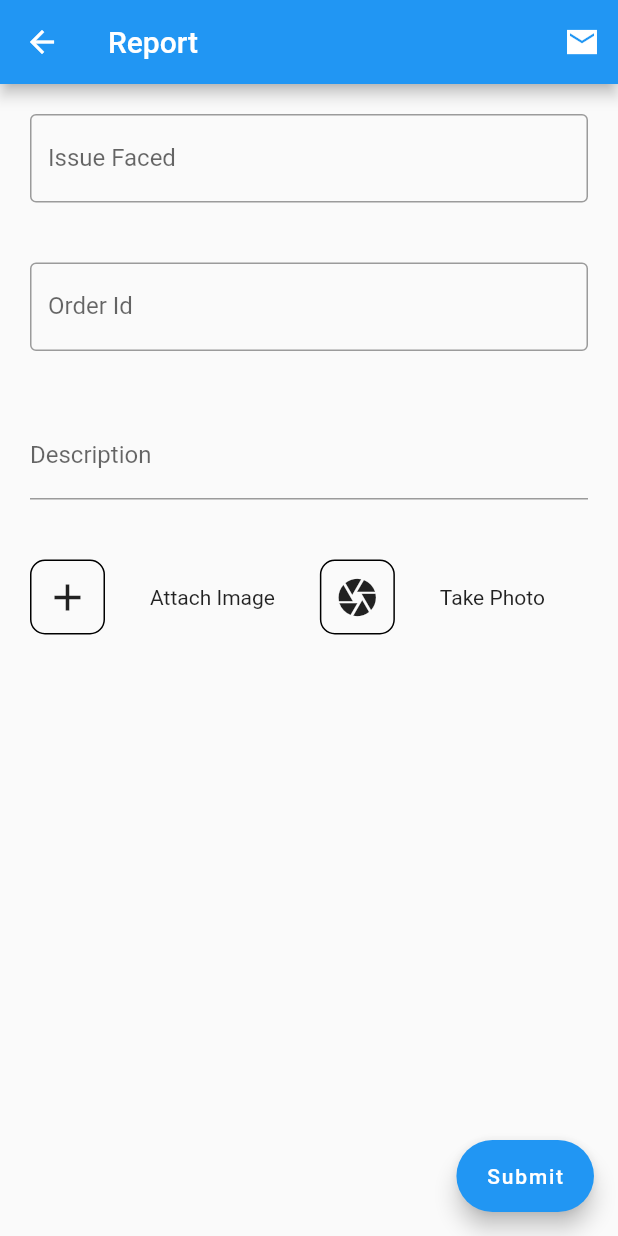
After one commit to rajarathinam-MurugesaPandiyan/Product, a Flutter app: the screen it shows after launch, after a tap on the "report" icon, on a phone screen of 412 x 824 dp. The commit adds this screen. Run offline on Flutter 3.47's test engine with Material 2 defaults, Android fonts, the phone set to English and light mode, and no system bars; our stand-ins replace bloc, equatable, file_picker, flutter_bloc, image_picker; network calls fail.

Commit message:
Added The Report and the Report Screen

```diff
--- /dev/null
+++ b/lib/Model/reportListModel.dart
@@ -0,0 +1,45 @@
+// To parse this JSON data, do
+//
+//     final reportList = reportListFromJson(jsonString);
+
+import 'dart:convert';
+
+List<ReportList> reportListFromJson(String str) => List<ReportList>.from(json.decode(str).map((x) => ReportList.fromJson(x)));
+
+String reportListToJson(List<ReportList> data) => json.encode(List<dynamic>.from(data.map((x) => x.toJson())));
+
+class ReportList {
+  ReportList({
+    this.image,
+    this.description,
+    this.issueName,
+    this.orderId,
+    this.isOpen,
+    this.id,
+  });
+
+  String? image;
+  String? description;
+  String? issueName;
+  String? orderId;
+  bool? isOpen;
+  int? id;
+
+  factory ReportList.fromJson(Map<String, dynamic> json) => ReportList(
+    image: json["image"],
+    description: json["description"],
+    issueName: json["issueName"],
+    orderId: json["orderId"],
+    isOpen: json["isOpen"],
+    id: json["id"],
+  );
+
+  Map<String, dynamic> toJson() => {
+    "image": image,
+    "description": description,
+    "issueName": issueName,
+    "orderId": orderId,
+    "isOpen": isOpen,
+    "id": id,
+  };
+}
--- /dev/null
+++ b/lib/Model/reportModel.dart
@@ -0,0 +1,24 @@
+import 'dart:convert';
+import 'dart:io';
+
+import 'package:equatable/equatable.dart';
+
+class Report extends Equatable {
+  final String? image;
+  final String? issueName;
+  final String? orderId;
+  final String? description;
+
+  Report({
+    this.image,
+    this.description,
+    this.issueName,
+    this.orderId
+  });
+
+
+  @override
+  // TODO: implement props
+  List<Object?> get props => [image];
+
+}
--- a/lib/Screen/Cart/CartScreen.dart
+++ b/lib/Screen/Cart/CartScreen.dart
@@ -92,7 +92,7 @@ class _CartScreen  extends State<CartScreen>{
                                    Column(
                                             mainAxisAlignment: MainAxisAlignment.center,
                                             children:[
-                                              Text((state.productList![index].price!*state.productList![index].itemCount!).round().toString()),
+                                              Text((state.productList![index].price!*state.productList![index].itemCount!).toString()),
                                               Row(
                                                 mainAxisAlignment: MainAxisAlignment.spaceAround,
                                                 children: [
--- a/lib/Screen/Product/productScreen.dart
+++ b/lib/Screen/Product/productScreen.dart
@@ -11,6 +11,7 @@ import 'package:product/Screen/ProductDetail/productDetailsEvent.dart';
 import 'package:product/Screen/ProductDetail/productDetails_bloc.dart';
 import 'package:product/Screen/Product/productEvent.dart';
 import 'package:product/Screen/Product/product_bloc.dart';
+import 'package:product/Screen/Report/reportScreen.dart';
 import 'package:product/widgets/cardWidget.dart';
 import 'package:product/widgets/searchWidget.dart';
 import '../Cart/CartState.dart';
@@ -126,13 +127,18 @@ class _ProductScreen extends State<ProductScreen> {
                         child: Text('Descending'),
                       ),
                     ]),
+            IconButton(
+                onPressed: (){
+                  Navigator.push(context, MaterialPageRoute(builder: (context)=> ReportScreen()));
+                },
+                icon: const Icon(Icons.report)
+            ),
             Stack(
               children: [
                 IconButton(
                     onPressed: () {
                       Navigator.push(context, MaterialPageRoute(
-                              builder: (context) =>  const CartScreen()
-                            ));
+                              builder: (context) =>  const CartScreen()));
                      },
                     icon: const Icon(Icons.shopping_cart)),
                 Positioned(
@@ -211,7 +217,7 @@ class _ProductScreen extends State<ProductScreen> {
                   gridDelegate:
                   const SliverGridDelegateWithMaxCrossAxisExtent(
                     maxCrossAxisExtent: 200,
-                    childAspectRatio: 0.65,
+                    childAspectRatio: 0.6,
                     crossAxisSpacing: 20,
                     mainAxisSpacing: 10,
                   ),
--- a/lib/Screen/ProductDetail/productDetailsScreen.dart
+++ b/lib/Screen/ProductDetail/productDetailsScreen.dart
@@ -12,7 +12,6 @@ import '../Product/product_bloc.dart';
 
 
 class ProductDetailsScreen extends StatefulWidget{
-
 
 
   const ProductDetailsScreen({Key? key}) : super(key: key);
--- /dev/null
+++ b/lib/Screen/Report/reportBloc.dart
@@ -0,0 +1,25 @@
+import 'dart:io';
+
+import 'package:file_picker/file_picker.dart';
+import 'package:flutter_bloc/flutter_bloc.dart';
+import 'package:product/Screen/Report/reportEvent.dart';
+import 'package:product/Screen/Report/reportState.dart';
+import '../../Model/reportModel.dart';
+import '../../repository/ApiRepository.dart';
+
+class ReportBloc extends Bloc<ReportEvent , ReportState>{
+
+  final ApiRepository _apiCaller = ApiRepository();
+  ReportBloc(super.initialState){
+    on<ReportEvent>((event ,emit) async {
+      if(event is ReportSubmitEvent){
+        _apiCaller.updateReport(Report(
+          image: event.image,
+          description: event.description,
+          issueName: event.issueTitle,
+          orderId: event.orderId
+        ));
+      }
+    });
+  }
+}
--- /dev/null
+++ b/lib/Screen/Report/reportEvent.dart
@@ -0,0 +1,17 @@
+import 'dart:io';
+
+abstract class ReportEvent {
+
+}
+
+class ReportSubmitEvent extends ReportEvent{
+  final String? image;
+  final String? description;
+  final String? issueTitle;
+  final String? orderId;
+
+  ReportSubmitEvent( {
+    this.image, this.description, this.issueTitle , this.orderId
+   });
+
+}
--- /dev/null
+++ b/lib/Screen/Report/reportScreen.dart
@@ -0,0 +1,228 @@
+import 'dart:convert';
+import 'dart:io';
+import 'package:file_picker/file_picker.dart';
+import 'package:flutter/material.dart';
+import 'package:flutter_bloc/flutter_bloc.dart';
+import 'package:image_picker/image_picker.dart';
+import 'package:product/Screen/Report/reportBloc.dart';
+import 'package:product/Screen/Report/reportEvent.dart';
+import 'package:product/Screen/Report/reportState.dart';
+import 'package:product/Screen/ReportList/reportListScreen.dart';
+
+
+class ReportScreen extends StatefulWidget{
+  const ReportScreen({Key? key}) : super(key: key);
+
+
+  @override
+  State<ReportScreen> createState() => _ReportScreen();
+}
+
+class _ReportScreen extends State<ReportScreen> {
+
+  File path = File("");
+  bool condition = false;
+  bool deleteCondition = false;
+  TextEditingController issueController = TextEditingController();
+  TextEditingController orderId = TextEditingController();
+  TextEditingController description = TextEditingController();
+
+  Future<void> _getImage() async {
+    FilePickerResult? result = await FilePicker.platform.pickFiles(type: FileType.image,);
+    if (result != null) {
+      setState((){
+        path = File(result.files.single.path!);
+        deleteCondition = !deleteCondition;
+      });
+    } else {
+      // User canceled the picker
+    }
+   // BlocProvider.of<ReportBloc>(context).add(ReportImageAdd());
+  }
+
+  Future<void> _getPhotoFromCamera() async {
+    final ImagePicker  imageCapturer = ImagePicker();
+
+    final XFile? cameraImage = await imageCapturer.pickImage(source: ImageSource.camera);
+    setState((){
+      path = File(cameraImage!.path);
+    });
+    print(cameraImage?.path);
+  }
+
+  @override
+  Widget build(BuildContext context) {
+     return  Scaffold(
+       appBar: AppBar(
+         title: const Text("Report"),
+         actions: [
+           IconButton(
+               onPressed: (){
+                 Navigator.push(context, MaterialPageRoute(builder: (context)=> const ReportListScreen()));
+               },
+               icon: const Icon(Icons.mail_sharp)
+           )
+         ],
+       ),
+       body:
+           SingleChildScrollView(
+             scrollDirection: Axis.vertical,
+             physics: const ScrollPhysics(),
+             child: Column(
+               mainAxisAlignment: MainAxisAlignment.start,
+               crossAxisAlignment: CrossAxisAlignment.start,
+               children: [
+                 Padding(
+                     padding: const EdgeInsets.all(20),
+                   child: TextFormField(
+                     controller: issueController,
+                     decoration: const InputDecoration(
+                       border: OutlineInputBorder(),
+                         label: Text("Issue Faced")
+                     ),
+                   ),
+                 ),
+                 Padding(
+                   padding: const EdgeInsets.all(20),
+                   child: Container(
+                    child: TextFormField(
+                      controller: orderId,
+                      decoration: const InputDecoration(
+                          border: OutlineInputBorder(),
+                          label: Text("Order Id")
+                      ),
+                    ),
+                   ),
+                 ),
+                 Padding(
+                   padding: const EdgeInsets.all(20),
+                   child: TextFormField(
+                     controller: description,
+                     decoration: const InputDecoration(
+                         label: Text("Description")
+                     ),
+                   ),
+                 ),
+                 Row(
+                   children: [
+                     Padding(
+                       padding: const EdgeInsets.all(20),
+                       child: Container(
+                         width: 50,
+                         height: 50,
+                         decoration: BoxDecoration(
+                           borderRadius: BorderRadius.circular(10),
+                           border:  Border.all(
+                               width: 1,
+                               color: Colors.black,
+                               style: BorderStyle.solid
+                           ),
+                         ),
+                         child: Center(
+                           child: IconButton(
+                             onPressed: (){
+                                 if(deleteCondition == true){
+                                    setState((){
+                                      path = File("");
+                                      deleteCondition = !deleteCondition;
+                                    });
+                                 }else{
+                                   _getImage();
+                                 }
+
+                             },
+                             icon:  Icon( (deleteCondition) ? Icons.delete_forever_rounded : Icons.add),
+                             iconSize: 30,
+                           ),
+                         ),
+                       ),
+                     ),
+                     Padding(
+                       padding: EdgeInsets.all(10),
+                       child: (deleteCondition) ?  const Text("Delete Image") :  const Text("Attach Image") ,
+                     ),
+                     Padding(
+                       padding: const EdgeInsets.all(20),
+                       child: Container(
+                         width: 50,
+                         height: 50,
+                         decoration: BoxDecoration(
+                           borderRadius: BorderRadius.circular(10),
+                           border:  Border.all(
+                               width: 1,
+                               color: Colors.black,
+                               style: BorderStyle.solid
+                           ),
+                         ),
+                         child: Center(
+                           child: IconButton(
+                             onPressed: (){
+
+                               _getPhotoFromCamera();
+                             },
+                             icon:  Icon( Icons.camera ),
+                             iconSize: 30,
+                           ),
+                         ),
+                       ),
+                     ),
+                     const Padding(
+                       padding: EdgeInsets.all(10),
+                       child:  Text("Take Photo") ,
+                     ),
+                   ],
+                 ),
+                 Padding(
+                   padding: const EdgeInsets.all(20) ,
+                   child:  BlocBuilder<ReportBloc , ReportState>(
+
+                       builder: (context , state){
+                         return SizedBox(
+                           width: MediaQuery.of(context).size.width/1,
+                           height: 300,
+                           child: path.path.isEmpty ?
+                           Container():
+                           Image.file(
+                             width: MediaQuery.of(context).size.width/4,
+                             height: 100,
+                              path,
+                           ) ,
+                         );
+                       }
+                   ) ,
+                 )
+               ],
+             ),
+           ),
+         floatingActionButton: FloatingActionButton.extended(
+              onPressed: (){
+                if(orderId.text.isNotEmpty){
+                  List<int> imageBytes = path.readAsBytesSync();
+                  String baseValue = base64Encode(imageBytes);
+                  BlocProvider.of<ReportBloc>(context).add(ReportSubmitEvent(
+                      image: baseValue,
+                      description: description.text,
+                      issueTitle: issueController.text,
+                      orderId: orderId.text
+                  ));
+                  setState((){
+                    path = File("");
+                    description.text = "";
+                    issueController.text = "";
+                    orderId.text = "";
+                    deleteCondition = !deleteCondition;
+                  });
+                  ScaffoldMessenger.of(context).showSnackBar(const SnackBar(
+                    content: Text("Submitted Successfully"),
+                  ));
+                }else{
+                  ScaffoldMessenger.of(context).showSnackBar(const SnackBar(
+                    content: Text("OrderId is Mandatory"),
+                  ));
+                }
+           },
+              label: const Text("Submit"),
+          ),
+     );
+  }
+}
--- /dev/null
+++ b/lib/Screen/Report/reportState.dart
@@ -0,0 +1,13 @@
+import 'package:equatable/equatable.dart';
+import '../../Model/reportModel.dart';
+
+class ReportState extends Equatable{
+  Report? reportData;
+
+  ReportState(this.reportData);
+
+  @override
+  // TODO: implement props
+  List<Object?> get props => [reportData];
+
+}
--- /dev/null
+++ b/lib/Screen/ReportList/ReportListBloc.dart
@@ -0,0 +1,22 @@
+import 'package:flutter_bloc/flutter_bloc.dart';
+import 'package:product/Screen/ReportList/ReportListState.dart';
+import 'package:product/Screen/ReportList/reportListEvent.dart';
+
+import '../../Model/reportListModel.dart';
+import '../../repository/ApiRepository.dart';
+
+class ReportListBloc extends Bloc<ReportListEvent , ReportListState>{
+
+  final ApiRepository _apiCaller = ApiRepository();
+  List<ReportList>? data;
+  ReportListBloc(super.initialState) {
+    on<ReportListEvent>((event, emit) async {
+      if (event is InitialReports) {
+        data = await _apiCaller.listReports();
+        emit(ReportListState(data));
+      }
+    });
+  }
+
+
+  }
--- /dev/null
+++ b/lib/Screen/ReportList/ReportListState.dart
@@ -0,0 +1,13 @@
+import 'package:equatable/equatable.dart';
+import 'package:product/Model/reportListModel.dart';
+
+class ReportListState extends Equatable {
+
+  List<ReportList>? createReport;
+
+  ReportListState(this.createReport);
+
+  @override
+  // TODO: implement props
+  List<Object?> get props => [createReport];
+}
--- /dev/null
+++ b/lib/Screen/ReportList/reportListEvent.dart
@@ -0,0 +1,13 @@
+import 'package:product/Model/reportListModel.dart';
+
+abstract class ReportListEvent{
+
+
+}
+
+class InitialReports extends ReportListEvent{}
+class ReportLoader extends ReportListEvent{
+  ReportList? data;
+
+  ReportLoader(this.data);
+}
--- a/lib/main.dart
+++ b/lib/main.dart
@@ -1,6 +1,10 @@
+import 'dart:io';
+
 import 'package:flutter/material.dart';
 import 'package:flutter_bloc/flutter_bloc.dart';
 import 'package:product/Model/productModel.dart';
+import 'package:product/Model/reportListModel.dart';
+import 'package:product/Model/reportModel.dart';
 import 'package:product/Screen/Payment/paymentBloc.dart';
 import 'package:product/Screen/Product/productScreen.dart';
 import 'package:product/Screen/Product/ProductState.dart';
@@ -8,9 +12,15 @@ import 'package:product/Screen/Cart/cart_bloc.dart';
 import 'package:product/Screen/Favourites/favourites_bloc.dart';
 import 'package:product/Screen/ProductDetail/productDetails_bloc.dart';
 import 'package:product/Screen/Product/product_bloc.dart';
+import 'package:product/Screen/Report/reportBloc.dart';
+import 'package:product/Screen/Report/reportState.dart';
+import 'package:product/Screen/ReportList/ReportListBloc.dart';
+import 'package:product/Screen/ReportList/ReportListState.dart';
 import 'Screen/Cart/CartState.dart';
 import 'Screen/Favourites/FavouritesState.dart';
 import 'Screen/Payment/paymentState.dart';
+import 'Screen/Report/reportEvent.dart';
+import 'Screen/ReportList/reportListEvent.dart';
 
 void main() {
   runApp(const MyApp());
@@ -31,6 +41,8 @@ class MyApp extends StatelessWidget {
           BlocProvider<CartBloc>(create: (context) => CartBloc(ProductLoader([]))),
           BlocProvider<ProductDetailsBloc>(create: (context) => ProductDetailsBloc(Products())),
           BlocProvider<PaymentBloc>(create: (context) => PaymentBloc(PaymentLoad(""))),
+          BlocProvider<ReportBloc>(create: (context) => ReportBloc(ReportState(Report()))),
+          BlocProvider<ReportListBloc>(create: (context) => ReportListBloc(ReportListState([]))),
         ],
         child: MaterialApp(
           title: 'Flutter Demo',
--- a/lib/repository/ApiRepository.dart
+++ b/lib/repository/ApiRepository.dart
@@ -1,4 +1,6 @@
 import 'package:product/Model/productModel.dart';
+import 'package:product/Model/reportListModel.dart';
+import 'package:product/Model/reportModel.dart';
 import 'package:product/resources/apiCall.dart';
 
 
@@ -9,6 +11,12 @@ class ApiRepository {
   Future<List<Products>?> fetchDetails() {
     return _provider.fetchProducts();
   }
+  Future<void> updateReport(Report value) {
+    return _provider.setReport(value);
+  }
+  Future<List<ReportList>?> listReports() {
+    return  _provider.fetchReports();
+  }
 }
 
 class NetworkError extends Error {}
```
Also changed, not shown: lib/Screen/Payment/paymentscreen.dart (+30 -3 lines), lib/Screen/ReportList/reportListScreen.dart (added, +51 -0 lines), lib/resources/apiCall.dart (+44 -3 lines), pubspec.yaml (+5 -4 lines), pubspec.lock, 14 other files.
